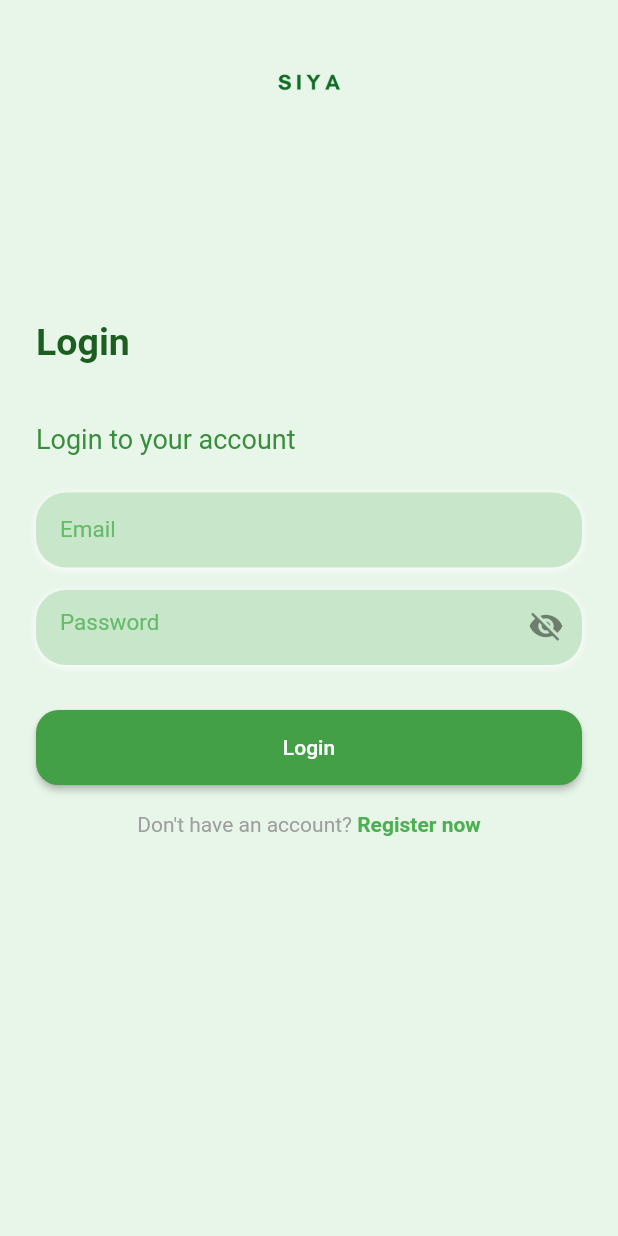
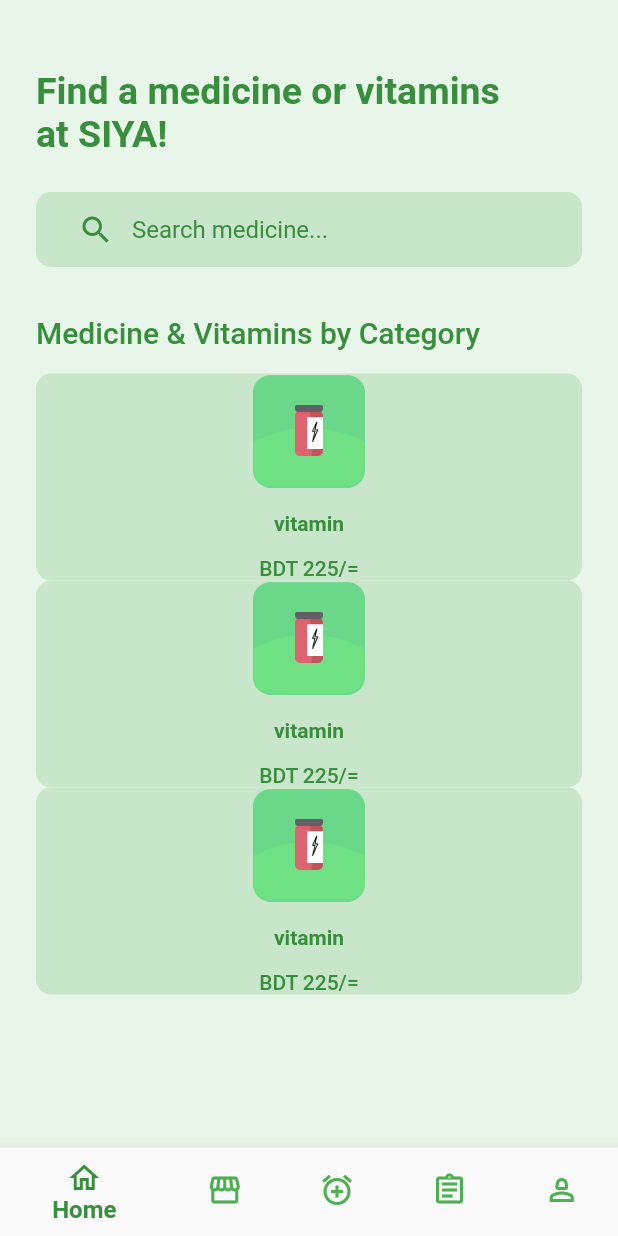
Before and after one commit to ShuvroWritesCode/Siya, a Flutter app: the LoginPage screen opened directly, after a tap on "Login", on a phone screen of 412 x 824 dp. Run offline on Flutter 3.47's test engine with Material 2 defaults, Android fonts, the phone set to English and light mode, and no system bars.

Commit message:
add 24-10-2023

```diff
--- /dev/null
+++ b/lib/main_page.dart
@@ -0,0 +1,56 @@
+import 'package:flutter/material.dart';
+import 'package:siya/pages/profile_page.dart';
+import 'package:siya/pages/home_page.dart';
+import 'package:siya/pages/history_page.dart';
+import 'package:siya/pages/store_page.dart';
+import 'package:siya/pages/reminder_page.dart';
+
+class MainPages extends StatefulWidget {
+  @override
+  _MainPagesState createState() => _MainPagesState();
+}
+
+class _MainPagesState extends State<MainPages> {
+  int _selectIndex = 0;
+
+  final _pageList = [
+    HomePage(),
+    StorePage(),
+    ReminderPage(),
+    HistoryPage(),
+    ProfilePage(),
+  ];
+
+  onTappedItem(int index) {
+    setState(() {
+      _selectIndex = index;
+    });
+  }
+
+  @override
+  Widget build(BuildContext context) {
+    return Scaffold(
+      body: _pageList.elementAt(_selectIndex),
+      bottomNavigationBar: BottomNavigationBar(
+        backgroundColor: Colors.transparent, // Set the background color to transparent
+        items: const [
+          BottomNavigationBarItem(icon: Icon(Icons.home_outlined), label: "Home"),
+          BottomNavigationBarItem(icon: Icon(Icons.storefront), label: "Store"),
+          BottomNavigationBarItem(icon: Icon(Icons.alarm_add_outlined), label: "Reminder"),
+          BottomNavigationBarItem(icon: Icon(Icons.assignment_outlined), label: "History"),
+          BottomNavigationBarItem(icon: Icon(Icons.person_2_outlined), label: "Profile"),
+        ],
+        currentIndex: _selectIndex,
+        onTap: onTappedItem,
+        unselectedItemColor: Colors.green.shade500,
+        selectedItemColor: Colors.green.shade700,
+        selectedFontSize: 20,
+        selectedLabelStyle: TextStyle(
+          fontSize: 16,
+          color: Colors.green.shade700,
+          fontWeight: FontWeight.bold,
+        ),
+      ),
+    );
+  }
+}
--- /dev/null
+++ b/lib/model/product_model.dart
@@ -0,0 +1,57 @@
+class CategoryWithProduct {
+  final String idCategory;
+  final String category;
+  final String image;
+  final String status;
+  final List<ProductModel> product;
+
+  CategoryWithProduct(
+      {required this.idCategory, required this.category, required this.image, required this.status, required this.product});
+
+  factory CategoryWithProduct.fromJson(Map<String, dynamic> data) {
+    var list = data['product'] as List;
+    List<ProductModel> listProduct =
+    list.map((e) => ProductModel.fromJson(e)).toList();
+    return CategoryWithProduct(
+        idCategory: data['idCategory'],
+        category: data['category'],
+        image: data['image'],
+        status: data['status'],
+        product: listProduct);
+  }
+}
+
+class ProductModel {
+  final String idProduct;
+  final String idCategory;
+  final String nameProduct;
+  final String description;
+  final String imageProduct;
+  final String price;
+  final String status;
+  final String createdAt;
+
+  ProductModel({
+    required this.idProduct,
+    required this.idCategory,
+    required this.nameProduct,
+    required this.description,
+    required this.imageProduct,
+    required this.price,
+    required this.status,
+    required this.createdAt,
+  });
+
+  factory ProductModel.fromJson(Map<String, dynamic> data) {
+    return ProductModel(
+      idProduct: data['id_product'],
+      idCategory: data['id_category'],
+      nameProduct: data['name'],
+      description: data['description'],
+      imageProduct: data['image'],
+      price: data['price'],
+      status: data['status'],
+      createdAt: data['created_at'],
+    );
+  }
+}
--- /dev/null
+++ b/lib/pages/home_page.dart
@@ -0,0 +1,125 @@
+import 'package:flutter/material.dart';
+import 'package:siya/widgets/card_category.dart';
+import 'package:siya/widgets/card_product.dart';
+import '../model/product_model.dart';
+import '../widgets/card_product.dart';
+
+class HomePage extends StatefulWidget {
+  const HomePage({Key? key});
+
+  @override
+  _HomePageState createState() => _HomePageState();
+}
+
+class _HomePageState extends State<HomePage> {
+  List<CategoryWithProduct> listCategory = [];
+
+  void populateListCategory() {
+    listCategory = [
+      CategoryWithProduct(
+        idCategory: 'vitamin',
+        category: 'vitamin',
+        image: 'assets/img_cough.png',
+        status: 'available',
+        product: [],
+      ),
+    ];
+  }
+
+  @override
+  void initState() {
+    super.initState();
+    populateListCategory();
+  }
+
+  @override
+  Widget build(BuildContext context) {
+    return Scaffold(
+      body: SafeArea(
+        child: ListView(
+          padding: const EdgeInsets.fromLTRB(24, 30, 24, 30),
+          children: [
+            Row(
+              mainAxisAlignment: MainAxisAlignment.spaceBetween,
+              crossAxisAlignment: CrossAxisAlignment.start,
+              children: [
+                Column(
+                  crossAxisAlignment: CrossAxisAlignment.start,
+                  children: [
+                    const SizedBox(
+                      height: 16,
+                    ),
+                    Text(
+                      "Find a medicine or vitamins \nat SIYA!",
+                      style: TextStyle(
+                        color: Colors.green.shade700,
+                        fontSize: 25,
+                        fontWeight: FontWeight.bold,
+                      ),
+                    ),
+                  ],
+                ),
+              ],
+            ),
+            const SizedBox(
+              height: 24,
+            ),
+            Container(
+              padding: const EdgeInsets.symmetric(horizontal: 16, vertical: 6),
+              height: 50,
+              decoration: BoxDecoration(
+                borderRadius: BorderRadius.circular(10),
+                color: Colors.green.shade100,
+              ),
+              child: TextField(
+                decoration: InputDecoration(
+                  border: InputBorder.none,
+                  prefixIcon: Icon(
+                    Icons.search,
+                    color: Colors.green.shade700,
+                  ),
+                  hintText: "Search medicine...",
+                  hintStyle: TextStyle(
+                    color: Colors.green.shade700,
+                  ),
+                ),
+              ),
+            ),
+            const SizedBox(
+              height: 32,
+            ),
+            Text(
+              "Medicine & Vitamins by Category",
+              style: TextStyle(
+                color: Colors.green.shade700,
+                fontSize: 20,
+                fontWeight: FontWeight.w500,
+              ),
+            ),
+            SizedBox(
+              height: 16,
+            ),
+            CardProduct(
+              imageProduct: "assets/img_vitamins.png",
+              nameProduct: "vitamin",
+              price: "225",
+            ),
+            CardProduct(
+              imageProduct: "assets/img_vitamins.png",
+              nameProduct: "vitamin",
+              price: "225",
+            ),
+            CardProduct(
+              imageProduct: "assets/img_vitamins.png",
+              nameProduct: "vitamin",
+              price: "225",
+            ),
+            const SizedBox(
+              height: 14,
+            ),
+          ],
+        ),
+      ),
+    );
+  }
+}
--- a/lib/pages/login_page.dart
+++ b/lib/pages/login_page.dart
@@ -1,9 +1,11 @@
 import 'package:flutter/material.dart';
+import 'package:siya/main_page.dart';
+import 'package:siya/pages/home_page.dart';
 import 'package:siya/widgets/general_logo_space.dart';
 import 'package:siya/theme.dart';
 import 'package:siya/widgets/button_primary.dart';
 import 'register_page.dart';
-
+import 'profile_page.dart';
 
 class LoginPage extends StatefulWidget {
   @override
@@ -21,7 +23,6 @@ class _LoginPageState extends State<LoginPage> {
   @override
   Widget build(BuildContext context) {
       return Scaffold(
-
         body: ListView(
           children: [
             Container(
@@ -38,7 +39,7 @@ class _LoginPageState extends State<LoginPage> {
                   Text(
                     "Login",
                     style: TextStyle(
-                      color: Colors.green.shade900,
+                      color: Colors.green.shade700,
                       fontSize: 25,
                       fontWeight:
                       FontWeight.bold, // Add this line to make the text bold
@@ -125,7 +126,12 @@ class _LoginPageState extends State<LoginPage> {
                     width: MediaQuery.of(context).size.width,
                     child: ButtonPrimary(
                       text: "Login",
-                      onTap: () {},
+                      onTap: () {
+                        Navigator.push(
+                          context,
+                          MaterialPageRoute(builder: (context) => MainPages()),
+                        );
+                      },
                     ),
                   ),
                   SizedBox(height: 18),
--- a/lib/pages/register_page.dart
+++ b/lib/pages/register_page.dart
@@ -56,6 +56,9 @@ class _RegisterPagesState extends State<RegisterPages> {
                 ),
                 SizedBox(
                   height: 10,
+                ),
+                SizedBox(
+                  height: 15,
                 ),
                 Container(
                   padding: const EdgeInsets.only(left: 16),
--- /dev/null
+++ b/lib/widgets/card_product.dart
@@ -0,0 +1,50 @@
+import 'package:flutter/material.dart';
+
+class CardProduct extends StatelessWidget {
+  final String imageProduct;
+  final String nameProduct;
+  final String price;
+  CardProduct({required this.imageProduct, required this.nameProduct, required this.price});
+
+  @override
+  Widget build(BuildContext context) {
+    // final priceFormat = NumberFormat("#,##0", "EN_US");
+    return Container(
+      decoration: BoxDecoration(
+        color: Colors.green.shade100,
+        borderRadius: BorderRadius.circular(10),
+      ),
+      child: Column(
+        children: [
+          Image.asset(
+            "assets/img_vitamins.png",
+            width: 115,
+            height: 76,
+          ),
+          SizedBox(
+            height: 16,
+          ),
+          Text(
+            "vitamin",
+            textAlign: TextAlign.center,
+            style: TextStyle(
+              color: Colors.green.shade700,
+              fontWeight: FontWeight.bold,
+            ),
+            ),
+          SizedBox(
+            height: 14,
+          ),
+          Text(
+            "BDT " + "225/=",
+            textAlign: TextAlign.center,
+            style: TextStyle(
+                color: Colors.green.shade700,
+              fontWeight: FontWeight.w500,
+            ),
+          ),
+        ],
+      ),
+    );
+  }
+}
--- a/pubspec.yaml
+++ b/pubspec.yaml
@@ -28,7 +28,8 @@ environment:
 # the latest version available on pub.dev. To see which dependencies have newer
 # versions available, run `flutter pub outdated`.
 dependencies:
-  video_player: ^2.2.15
+  animated_bottom_navigation_bar: ^1.3.0
+  curved_navigation_bar: ^1.0.3
   flutter:
     sdk: flutter
 
```
Also changed, not shown: lib/main.dart (+7 -5 lines), lib/network/model/pref_profile_model.dart (added, +8 -0 lines), lib/pages/history_page.dart (added, +19 -0 lines), lib/pages/profile_page.dart (added, +19 -0 lines), lib/pages/reminder_page.dart (added, +19 -0 lines), lib/pages/store_page.dart (added, +19 -0 lines), lib/widgets/card_category.dart (added, +31 -0 lines), pubspec.lock.
